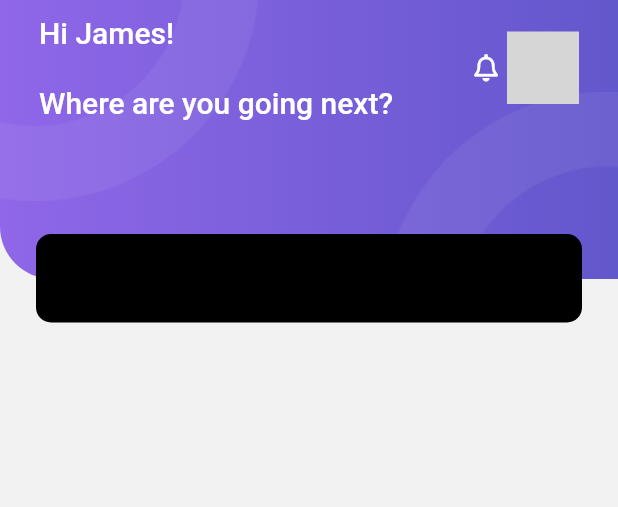
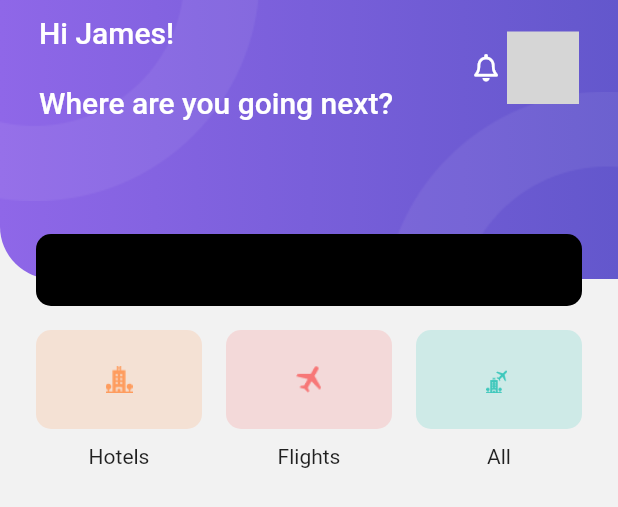
Before and after one commit to KigKig1811/travo_app, a Flutter app: the HomeScreen widget shown alone on an empty page, opened directly, on a phone screen of 412 x 824 dp. Shown: the top 507 px of the screen. Run offline on Flutter 3.47's test engine with Material 2 defaults, Android fonts, the phone set to English and light mode, and no system bars; our stand-ins replace flutter_svg, font_awesome_flutter; statements that could not run were skipped; grey boxes are pictures that could not be loaded.

Commit message:
fisrt commit

```diff
--- a/lib/presentation/screen/home_screen.dart
+++ b/lib/presentation/screen/home_screen.dart
@@ -169,8 +169,56 @@ class _HomeScreenState extends State<HomeScreen> {
               border: OutlineInputBorder(
                   borderSide: BorderSide.none,
                   borderRadius:
-                        BorderRadius.all(Radius.circular(kItemPadding)))),
-          )
+                      BorderRadius.all(Radius.circular(kItemPadding))),
+              contentPadding:
+                  const EdgeInsets.symmetric(horizontal: kItemPadding),
+            ),
+            style: TextStyles.defaultStyle,
+            onChanged: (value) {},
+            onSubmitted: (String submitValue) {},
+          ),
+          SizedBox(
+            height: kDefaultPadding,
+          ),
+          Row(
+            children: [
+              Expanded(
+                child: _buildItemCategory(
+                    ImageHelper.loadFromAsset(
+                      AssetHelper.icoHotel,
+                      width: kDefaultIconSize,
+                      height: kDefaultIconSize,
+                    ),
+                    Color(0xffFE9C5E), () {
+                  // Navigator.of(context).pushNamed(HotelBookingScreen.routeName);
+                }, 'Hotels'),
+              ),
+              SizedBox(width: kDefaultPadding),
+              Expanded(
+                child: _buildItemCategory(
+                    ImageHelper.loadFromAsset(
+                      AssetHelper.icoPlane,
+                      width: kDefaultIconSize,
+                      height: kDefaultIconSize,
+                    ),
+                    Color(0xffF77777),
+                    () {},
+                    'Flights'),
+              ),
+              SizedBox(width: kDefaultPadding),
+              Expanded(
+                child: _buildItemCategory(
+                    ImageHelper.loadFromAsset(
+                      AssetHelper.icoHotelPlane,
+                      width: kDefaultIconSize,
+                      height: kDefaultIconSize,
+                    ),
+                    Color(0xff3EC8BC),
+                    () {},
+                    'All'),
+              ),
+            ],
+          ),
         ],
       ),
     );
```
Lines whose indentation alone changed are shown as unchanged.
